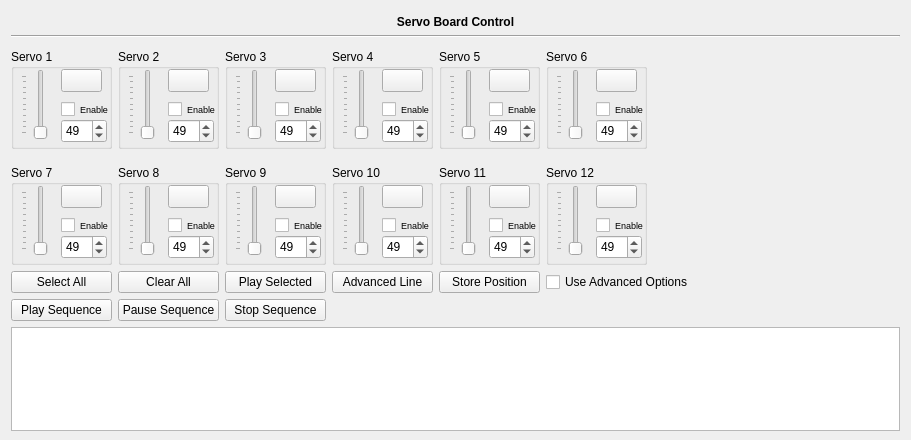
The window that src/servoboard/servoboard_main.ui (jgen/ServoControl) describes before a commit, drawn with Qt 5.
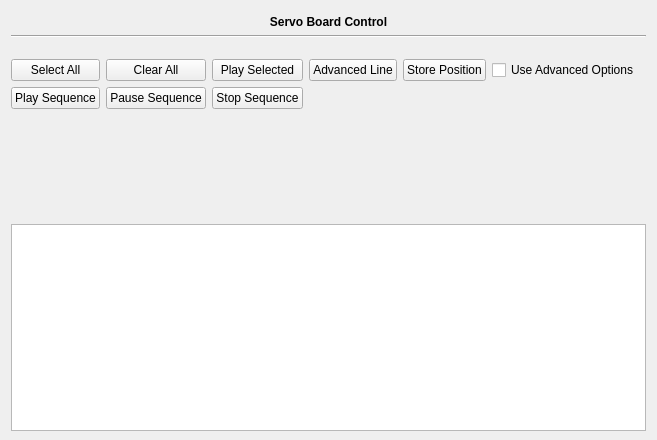
The same window after the commit. Icons and pictures are not drawn.

Commit message: Added ServoBundles to servoboard_main

```diff
--- a/src/servoboard/servoboard_main.ui
+++ b/src/servoboard/servoboard_main.ui
@@ -6,7 +6,7 @@
    <rect>
     <x>0</x>
     <y>0</y>
-    <width>893</width>
+    <width>598</width>
     <height>440</height>
    </rect>
   </property>
@@ -28,1278 +28,30 @@
    </property>
    <item row="0" column="0">
     <layout class="QGridLayout" name="gridMainLayout">
-     <item row="1" column="0">
-      <widget class="QGroupBox" name="grpServo1">
-       <property name="minimumSize">
-        <size>
-         <width>101</width>
-         <height>100</height>
-        </size>
-       </property>
-       <property name="maximumSize">
-        <size>
-         <width>101</width>
-         <height>100</height>
-        </size>
-       </property>
-       <property name="title">
-        <string>Servo 1</string>
-       </property>
-       <widget class="QSpinBox" name="spinServo1">
-        <property name="geometry">
-         <rect>
-          <x>50</x>
-          <y>70</y>
-          <width>46</width>
-          <height>24</height>
-         </rect>
-        </property>
-        <property name="minimum">
-         <number>1</number>
-        </property>
-        <property name="maximum">
-         <number>97</number>
-        </property>
-        <property name="value">
-         <number>49</number>
-        </property>
-       </widget>
-       <widget class="QPushButton" name="btnServo1">
-        <property name="geometry">
-         <rect>
-          <x>50</x>
-          <y>20</y>
-          <width>41</width>
-          <height>23</height>
-         </rect>
-        </property>
-        <property name="toolTip">
-         <string>Click this button to output the value for this servo immediately.</string>
-        </property>
-        <property name="text">
-         <string/>
-        </property>
-        <property name="icon">
-         <iconset resource="../SerialPortIcons.qrc">
-          <normaloff>:/res/images/play_large_green.png</normaloff>:/res/images/play_large_green.png</iconset>
-        </property>
-       </widget>
-       <widget class="QCheckBox" name="chkServo1">
-        <property name="geometry">
-         <rect>
-          <x>50</x>
-          <y>50</y>
-          <width>51</width>
-          <height>20</height>
-         </rect>
-        </property>
-        <property name="minimumSize">
-         <size>
-          <width>51</width>
-          <height>20</height>
-         </size>
-        </property>
-        <property name="maximumSize">
-         <size>
-          <width>51</width>
-          <height>20</height>
-         </size>
-        </property>
-        <property name="font">
-         <font>
-          <pointsize>7</pointsize>
-         </font>
-        </property>
-        <property name="text">
-         <string>Enable</string>
-        </property>
-       </widget>
-       <widget class="QSlider" name="sliderServo1">
-        <property name="geometry">
-         <rect>
-          <x>10</x>
-          <y>20</y>
-          <width>31</width>
-          <height>71</height>
-         </rect>
-        </property>
-        <property name="orientation">
-         <enum>Qt::Vertical</enum>
-        </property>
-        <property name="tickPosition">
-         <enum>QSlider::TicksAbove</enum>
-        </property>
-       </widget>
-      </widget>
-     </item>
-     <item row="1" column="1">
-      <widget class="QGroupBox" name="grpServo2">
-       <property name="minimumSize">
-        <size>
-         <width>101</width>
-         <height>100</height>
-        </size>
-       </property>
-       <property name="maximumSize">
-        <size>
-         <width>101</width>
-         <height>100</height>
-        </size>
-       </property>
-       <property name="title">
-        <string>Servo 2</string>
-       </property>
-       <widget class="QSpinBox" name="spinServo2">
-        <property name="geometry">
-         <rect>
-          <x>50</x>
-          <y>70</y>
-          <width>46</width>
-          <height>24</height>
-         </rect>
-        </property>
-        <property name="minimum">
-         <number>1</number>
-        </property>
-        <property name="maximum">
-         <number>97</number>
-        </property>
-        <property name="value">
-         <number>49</number>
-        </property>
-       </widget>
-       <widget class="QPushButton" name="btnServo2">
-        <property name="geometry">
-         <rect>
-          <x>50</x>
-          <y>20</y>
-          <width>41</width>
-          <height>23</height>
-         </rect>
-        </property>
-        <property name="toolTip">
-         <string>Click this button to output the value for this servo immediately.</string>
-        </property>
-        <property name="text">
-         <string/>
-        </property>
-        <property name="icon">
-         <iconset resource="../SerialPortIcons.qrc">
-          <normaloff>:/res/images/play_large_green.png</normaloff>:/res/images/play_large_green.png</iconset>
-        </property>
-       </widget>
-       <widget class="QCheckBox" name="chkServo2">
-        <property name="geometry">
-         <rect>
-          <x>50</x>
-          <y>50</y>
-          <width>51</width>
-          <height>20</height>
-         </rect>
-        </property>
-        <property name="minimumSize">
-         <size>
-          <width>51</width>
-          <height>20</height>
-         </size>
-        </property>
-        <property name="maximumSize">
-         <size>
-          <width>51</width>
-          <height>20</height>
-         </size>
-        </property>
-        <property name="font">
-         <font>
-          <pointsize>7</pointsize>
-         </font>
-        </property>
-        <property name="text">
-         <string>Enable</string>
-        </property>
-       </widget>
-       <widget class="QSlider" name="sliderServo2">
-        <property name="geometry">
-         <rect>
-          <x>10</x>
-          <y>20</y>
-          <width>31</width>
-          <height>71</height>
-         </rect>
-        </property>
-        <property name="orientation">
-         <enum>Qt::Vertical</enum>
-        </property>
-        <property name="tickPosition">
-         <enum>QSlider::TicksAbove</enum>
-        </property>
-       </widget>
-      </widget>
-     </item>
      <item row="1" column="6">
       <spacer name="horizontalSpacer_2">
        <property name="orientation">
         <enum>Qt::Horizontal</enum>
        </property>
        <property name="sizeType">
-        <enum>QSizePolicy::Minimum</enum>
+        <enum>QSizePolicy::Expanding</enum>
        </property>
        <property name="sizeHint" stdset="0">
         <size>
-         <width>200</width>
+         <width>10</width>
          <height>0</height>
         </size>
        </property>
       </spacer>
      </item>
      <item row="3" column="0">
-      <widget class="QGroupBox" name="grpServo7">
-       <property name="minimumSize">
-        <size>
-         <width>101</width>
-         <height>100</height>
-        </size>
-       </property>
-       <property name="maximumSize">
-        <size>
-         <width>101</width>
-         <height>100</height>
-        </size>
-       </property>
-       <property name="title">
-        <string>Servo 7</string>
-       </property>
-       <widget class="QSpinBox" name="spinServo7">
-        <property name="geometry">
-         <rect>
-          <x>50</x>
-          <y>70</y>
-          <width>46</width>
-          <height>24</height>
-         </rect>
-        </property>
-        <property name="minimum">
-         <number>1</number>
-        </property>
-        <property name="maximum">
-         <number>97</number>
-        </property>
-        <property name="value">
-         <number>49</number>
-        </property>
-       </widget>
-       <widget class="QPushButton" name="btnServo7">
-        <property name="geometry">
-         <rect>
-          <x>50</x>
-          <y>20</y>
-          <width>41</width>
-          <height>23</height>
-         </rect>
-        </property>
-        <property name="toolTip">
-         <string>Click this button to output the value for this servo immediately.</string>
-        </property>
-        <property name="text">
-         <string/>
-        </property>
-        <property name="icon">
-         <iconset resource="../SerialPortIcons.qrc">
-          <normaloff>:/res/images/play_large_green.png</normaloff>:/res/images/play_large_green.png</iconset>
-        </property>
-       </widget>
-       <widget class="QCheckBox" name="chkServo7">
-        <property name="geometry">
-         <rect>
-          <x>50</x>
-          <y>50</y>
-          <width>51</width>
-          <height>20</height>
-         </rect>
-        </property>
-        <property name="minimumSize">
-         <size>
-          <width>51</width>
-          <height>20</height>
-         </size>
-        </property>
-        <property name="maximumSize">
-         <size>
-          <width>51</width>
-          <height>20</height>
-         </size>
-        </property>
-        <property name="font">
-         <font>
-          <pointsize>7</pointsize>
-         </font>
-        </property>
-        <property name="text">
-         <string>Enable</string>
-        </property>
-       </widget>
-       <widget class="QSlider" name="sliderServo7">
-        <property name="geometry">
-         <rect>
-          <x>10</x>
-          <y>20</y>
-          <width>31</width>
-          <height>71</height>
-         </rect>
-        </property>
-        <property name="orientation">
-         <enum>Qt::Vertical</enum>
-        </property>
-        <property name="tickPosition">
-         <enum>QSlider::TicksAbove</enum>
-        </property>
-       </widget>
-      </widget>
-     </item>
-     <item row="1" column="2">
-      <widget class="QGroupBox" name="grpServo3">
-       <property name="minimumSize">
-        <size>
-         <width>101</width>
-         <height>100</height>
-        </size>
-       </property>
-       <property name="maximumSize">
-        <size>
-         <width>101</width>
-         <height>100</height>
-        </size>
-       </property>
-       <property name="title">
-        <string>Servo 3</string>
-       </property>
-       <widget class="QSpinBox" name="spinServo3">
-        <property name="geometry">
-         <rect>
-          <x>50</x>
-          <y>70</y>
-          <width>46</width>
-          <height>24</height>
-         </rect>
-        </property>
-        <property name="minimum">
-         <number>1</number>
-        </property>
-        <property name="maximum">
-         <number>97</number>
-        </property>
-        <property name="value">
-         <number>49</number>
-        </property>
-       </widget>
-       <widget class="QPushButton" name="btnServo3">
-        <property name="geometry">
-         <rect>
-          <x>50</x>
-          <y>20</y>
-          <width>41</width>
-          <height>23</height>
-         </rect>
-        </property>
-        <property name="toolTip">
-         <string>Click this button to output the value for this servo immediately.</string>
-        </property>
-        <property name="text">
-         <string/>
-        </property>
-        <property name="icon">
-         <iconset resource="../SerialPortIcons.qrc">
-          <normaloff>:/res/images/play_large_green.png</normaloff>:/res/images/play_large_green.png</iconset>
-        </property>
-       </widget>
-       <widget class="QCheckBox" name="chkServo3">
-        <property name="geometry">
-         <rect>
-          <x>50</x>
-          <y>50</y>
-          <width>51</width>
-          <height>20</height>
-         </rect>
-        </property>
-        <property name="minimumSize">
-         <size>
-          <width>51</width>
-          <height>20</height>
-         </size>
-        </property>
-        <property name="maximumSize">
-         <size>
-          <width>51</width>
-          <height>20</height>
-         </size>
-        </property>
-        <property name="font">
-         <font>
-          <pointsize>7</pointsize>
-         </font>
-        </property>
-        <property name="text">
-         <string>Enable</string>
-        </property>
-       </widget>
-       <widget class="QSlider" name="sliderServo3">
-        <property name="geometry">
-         <rect>
-          <x>10</x>
-          <y>20</y>
-          <width>31</width>
-          <height>71</height>
-         </rect>
-        </property>
-        <property name="orientation">
-         <enum>Qt::Vertical</enum>
-        </property>
-        <property name="tickPosition">
-         <enum>QSlider::TicksAbove</enum>
-        </property>
-       </widget>
-      </widget>
-     </item>
-     <item row="1" column="3">
-      <widget class="QGroupBox" name="grpServo4">
-       <property name="minimumSize">
-        <size>
-         <width>101</width>
-         <height>100</height>
-        </size>
-       </property>
-       <property name="maximumSize">
-        <size>
-         <width>101</width>
-         <height>100</height>
-        </size>
-       </property>
-       <property name="title">
-        <string>Servo 4</string>
-       </property>
-       <widget class="QSpinBox" name="spinServo4">
-        <property name="geometry">
-         <rect>
-          <x>50</x>
-          <y>70</y>
-          <width>46</width>
-          <height>24</height>
-         </rect>
-        </property>
-        <property name="minimum">
-         <number>1</number>
-        </property>
-        <property name="maximum">
-         <number>97</number>
-        </property>
-        <property name="value">
-         <number>49</number>
-        </property>
-       </widget>
-       <widget class="QPushButton" name="btnServo4">
-        <property name="geometry">
-         <rect>
-          <x>50</x>
-          <y>20</y>
-          <width>41</width>
-          <height>23</height>
-         </rect>
-        </property>
-        <property name="toolTip">
-         <string>Click this button to output the value for this servo immediately.</string>
-        </property>
-        <property name="text">
-         <string/>
-        </property>
-        <property name="icon">
-         <iconset resource="../SerialPortIcons.qrc">
-          <normaloff>:/res/images/play_large_green.png</normaloff>:/res/images/play_large_green.png</iconset>
-        </property>
-       </widget>
-       <widget class="QCheckBox" name="chkServo4">
-        <property name="geometry">
-         <rect>
-          <x>50</x>
-          <y>50</y>
-          <width>51</width>
-          <height>20</height>
-         </rect>
-        </property>
-        <property name="minimumSize">
-         <size>
-          <width>51</width>
-          <height>20</height>
-         </size>
-        </property>
-        <property name="maximumSize">
-         <size>
-          <width>51</width>
-          <height>20</height>
-         </size>
-        </property>
-        <property name="font">
-         <font>
-          <pointsize>7</pointsize>
-         </font>
-        </property>
-        <property name="text">
-         <string>Enable</string>
-        </property>
-       </widget>
-       <widget class="QSlider" name="sliderServo4">
-        <property name="geometry">
-         <rect>
-          <x>10</x>
-          <y>20</y>
-          <width>31</width>
-          <height>71</height>
-         </rect>
-        </property>
-        <property name="orientation">
-         <enum>Qt::Vertical</enum>
-        </property>
-        <property name="tickPosition">
-         <enum>QSlider::TicksAbove</enum>
-        </property>
-       </widget>
-      </widget>
-     </item>
-     <item row="1" column="4">
-      <widget class="QGroupBox" name="grpServo5">
-       <property name="minimumSize">
-        <size>
-         <width>101</width>
-         <height>100</height>
-        </size>
-       </property>
-       <property name="maximumSize">
-        <size>
-         <width>101</width>
-         <height>100</height>
-        </size>
-       </property>
-       <property name="title">
-        <string>Servo 5</string>
-       </property>
-       <widget class="QSpinBox" name="spinServo5">
-        <property name="geometry">
-         <rect>
-          <x>50</x>
-          <y>70</y>
-          <width>46</width>
-          <height>24</height>
-         </rect>
-        </property>
-        <property name="minimum">
-         <number>1</number>
-        </property>
-        <property name="maximum">
-         <number>97</number>
-        </property>
-        <property name="value">
-         <number>49</number>
-        </property>
-       </widget>
-       <widget class="QPushButton" name="btnServo5">
-        <property name="geometry">
-         <rect>
-          <x>50</x>
-          <y>20</y>
-          <width>41</width>
-          <height>23</height>
-         </rect>
-        </property>
-        <property name="toolTip">
-         <string>Click this button to output the value for this servo immediately.</string>
-        </property>
-        <property name="text">
-         <string/>
-        </property>
-        <property name="icon">
-         <iconset resource="../SerialPortIcons.qrc">
-          <normaloff>:/res/images/play_large_green.png</normaloff>:/res/images/play_large_green.png</iconset>
-        </property>
-       </widget>
-       <widget class="QCheckBox" name="chkServo5">
-        <property name="geometry">
-         <rect>
-          <x>50</x>
-          <y>50</y>
-          <width>51</width>
-          <height>20</height>
-         </rect>
-        </property>
-        <property name="minimumSize">
-         <size>
-          <width>51</width>
-          <height>20</height>
-         </size>
-        </property>
-        <property name="maximumSize">
-         <size>
-          <width>51</width>
-          <height>20</height>
-         </size>
-        </property>
-        <property name="font">
-         <font>
-          <pointsize>7</pointsize>
-         </font>
-        </property>
-        <property name="text">
-         <string>Enable</string>
-        </property>
-       </widget>
-       <widget class="QSlider" name="sliderServo5">
-        <property name="geometry">
-         <rect>
-          <x>10</x>
-          <y>20</y>
-          <width>31</width>
-          <height>71</height>
-         </rect>
-        </property>
-        <property name="orientation">
-         <enum>Qt::Vertical</enum>
-        </property>
-        <property name="tickPosition">
-         <enum>QSlider::TicksAbove</enum>
-        </property>
-       </widget>
-      </widget>
-     </item>
-     <item row="1" column="5">
-      <widget class="QGroupBox" name="grpServo6">
-       <property name="minimumSize">
-        <size>
-         <width>101</width>
-         <height>100</height>
-        </size>
-       </property>
-       <property name="maximumSize">
-        <size>
-         <width>101</width>
-         <height>100</height>
-        </size>
-       </property>
-       <property name="title">
-        <string>Servo 6</string>
-       </property>
-       <widget class="QSpinBox" name="spinServo6">
-        <property name="geometry">
-         <rect>
-          <x>50</x>
-          <y>70</y>
-          <width>46</width>
-          <height>24</height>
-         </rect>
-        </property>
-        <property name="minimum">
-         <number>1</number>
-        </property>
-        <property name="maximum">
-         <number>97</number>
-        </property>
-        <property name="value">
-         <number>49</number>
-        </property>
-       </widget>
-       <widget class="QPushButton" name="btnServo6">
-        <property name="geometry">
-         <rect>
-          <x>50</x>
-          <y>20</y>
-          <width>41</width>
-          <height>23</height>
-         </rect>
-        </property>
-        <property name="toolTip">
-         <string>Click this button to output the value for this servo immediately.</string>
-        </property>
-        <property name="text">
-         <string/>
-        </property>
-        <property name="icon">
-         <iconset resource="../SerialPortIcons.qrc">
-          <normaloff>:/res/images/play_large_green.png</normaloff>:/res/images/play_large_green.png</iconset>
-        </property>
-       </widget>
-       <widget class="QCheckBox" name="chkServo6">
-        <property name="geometry">
-         <rect>
-          <x>50</x>
-          <y>50</y>
-          <width>51</width>
-          <height>20</height>
-         </rect>
-        </property>
-        <property name="minimumSize">
-         <size>
-          <width>51</width>
-          <height>20</height>
-         </size>
-        </property>
-        <property name="maximumSize">
-         <size>
-          <width>51</width>
-          <height>20</height>
-         </size>
-        </property>
-        <property name="font">
-         <font>
-          <pointsize>7</pointsize>
-         </font>
-        </property>
-        <property name="text">
-         <string>Enable</string>
-        </property>
-       </widget>
-       <widget class="QSlider" name="sliderServo6">
-        <property name="geometry">
-         <rect>
-          <x>10</x>
-          <y>20</y>
-          <width>31</width>
-          <height>71</height>
-         </rect>
-        </property>
-        <property name="orientation">
-         <enum>Qt::Vertical</enum>
-        </property>
-        <property name="tickPosition">
-         <enum>QSlider::TicksAbove</enum>
-        </property>
-       </widget>
-      </widget>
-     </item>
-     <item row="3" column="1">
-      <widget class="QGroupBox" name="grpServo8">
-       <property name="minimumSize">
-        <size>
-         <width>101</width>
-         <height>100</height>
-        </size>
-       </property>
-       <property name="maximumSize">
-        <size>
-         <width>101</width>
-         <height>100</height>
-        </size>
-       </property>
-       <property name="title">
-        <string>Servo 8</string>
-       </property>
-       <widget class="QSpinBox" name="spinServo8">
-        <property name="geometry">
-         <rect>
-          <x>50</x>
-          <y>70</y>
-          <width>46</width>
-          <height>24</height>
-         </rect>
-        </property>
-        <property name="minimum">
-         <number>1</number>
-        </property>
-        <property name="maximum">
-         <number>97</number>
-        </property>
-        <property name="value">
-         <number>49</number>
-        </property>
-       </widget>
-       <widget class="QPushButton" name="btnServo8">
-        <property name="geometry">
-         <rect>
-          <x>50</x>
-          <y>20</y>
-          <width>41</width>
-          <height>23</height>
-         </rect>
-        </property>
-        <property name="toolTip">
-         <string>Click this button to output the value for this servo immediately.</string>
-        </property>
-        <property name="text">
-         <string/>
-        </property>
-        <property name="icon">
-         <iconset resource="../SerialPortIcons.qrc">
-          <normaloff>:/res/images/play_large_green.png</normaloff>:/res/images/play_large_green.png</iconset>
-        </property>
-       </widget>
-       <widget class="QCheckBox" name="chkServo8">
-        <property name="geometry">
-         <rect>
-          <x>50</x>
-          <y>50</y>
-          <width>51</width>
-          <height>20</height>
-         </rect>
-        </property>
-        <property name="minimumSize">
-         <size>
-          <width>51</width>
-          <height>20</height>
-         </size>
-        </property>
-        <property name="maximumSize">
-         <size>
-          <width>51</width>
-          <height>20</height>
-         </size>
-        </property>
-        <property name="font">
-         <font>
-          <pointsize>7</pointsize>
-         </font>
-        </property>
-        <property name="text">
-         <string>Enable</string>
-        </property>
-       </widget>
-       <widget class="QSlider" name="sliderServo8">
-        <property name="geometry">
-         <rect>
-          <x>10</x>
-          <y>20</y>
-          <width>31</width>
-          <height>71</height>
-         </rect>
-        </property>
-        <property name="orientation">
-         <enum>Qt::Vertical</enum>
-        </property>
-        <property name="tickPosition">
-         <enum>QSlider::TicksAbove</enum>
-        </property>
-       </widget>
-      </widget>
-     </item>
-     <item row="3" column="2">
-      <widget class="QGroupBox" name="grpServo9">
-       <property name="minimumSize">
-        <size>
-         <width>101</width>
-         <height>100</height>
-        </size>
-       </property>
-       <property name="maximumSize">
-        <size>
-         <width>101</width>
-         <height>100</height>
-        </size>
-       </property>
-       <property name="title">
-        <string>Servo 9</string>
-       </property>
-       <widget class="QSpinBox" name="spinServo9">
-        <property name="geometry">
-         <rect>
-          <x>50</x>
-          <y>70</y>
-          <width>46</width>
-          <height>24</height>
-         </rect>
-        </property>
-        <property name="minimum">
-         <number>1</number>
-        </property>
-        <property name="maximum">
-         <number>97</number>
-        </property>
-        <property name="value">
-         <number>49</number>
-        </property>
-       </widget>
-       <widget class="QPushButton" name="btnServo9">
-        <property name="geometry">
-         <rect>
-          <x>50</x>
-          <y>20</y>
-          <width>41</width>
-          <height>23</height>
-         </rect>
-        </property>
-        <property name="toolTip">
-         <string>Click this button to output the value for this servo immediately.</string>
-        </property>
-        <property name="text">
-         <string/>
-        </property>
-        <property name="icon">
-         <iconset resource="../SerialPortIcons.qrc">
-          <normaloff>:/res/images/play_large_green.png</normaloff>:/res/images/play_large_green.png</iconset>
-        </property>
-       </widget>
-       <widget class="QCheckBox" name="chkServo9">
-        <property name="geometry">
-         <rect>
-          <x>50</x>
-          <y>50</y>
-          <width>51</width>
-          <height>20</height>
-         </rect>
-        </property>
-        <property name="minimumSize">
-         <size>
-          <width>51</width>
-          <height>20</height>
-         </size>
-        </property>
-        <property name="maximumSize">
-         <size>
-          <width>51</width>
-          <height>20</height>
-         </size>
-        </property>
-        <property name="font">
-         <font>
-          <pointsize>7</pointsize>
-         </font>
-        </property>
-        <property name="text">
-         <string>Enable</string>
-        </property>
-       </widget>
-       <widget class="QSlider" name="sliderServo9">
-        <property name="geometry">
-         <rect>
-          <x>10</x>
-          <y>20</y>
-          <width>31</width>
-          <height>71</height>
-         </rect>
-        </property>
-        <property name="orientation">
-         <enum>Qt::Vertical</enum>
-        </property>
-        <property name="tickPosition">
-         <enum>QSlider::TicksAbove</enum>
-        </property>
-       </widget>
-      </widget>
-     </item>
-     <item row="3" column="3">
-      <widget class="QGroupBox" name="grpServo10">
-       <property name="minimumSize">
-        <size>
-         <width>101</width>
-         <height>100</height>
-        </size>
-       </property>
-       <property name="maximumSize">
-        <size>
-         <width>101</width>
-         <height>100</height>
-        </size>
-       </property>
-       <property name="title">
-        <string>Servo 10</string>
-       </property>
-       <widget class="QSpinBox" name="spinServo10">
-        <property name="geometry">
-         <rect>
-          <x>50</x>
-          <y>70</y>
-          <width>46</width>
-          <height>24</height>
-         </rect>
-        </property>
-        <property name="minimum">
-         <number>1</number>
-        </property>
-        <property name="maximum">
-         <number>97</number>
-        </property>
-        <property name="value">
-         <number>49</number>
-        </property>
-       </widget>
-       <widget class="QPushButton" name="btnServo10">
-        <property name="geometry">
-         <rect>
-          <x>50</x>
-          <y>20</y>
-          <width>41</width>
-          <height>23</height>
-         </rect>
-        </property>
-        <property name="toolTip">
-         <string>Click this button to output the value for this servo immediately.</string>
-        </property>
-        <property name="text">
-         <string/>
-        </property>
-        <property name="icon">
-         <iconset resource="../SerialPortIcons.qrc">
-          <normaloff>:/res/images/play_large_green.png</normaloff>:/res/images/play_large_green.png</iconset>
-        </property>
-       </widget>
-       <widget class="QCheckBox" name="chkServo10">
-        <property name="geometry">
-         <rect>
-          <x>50</x>
-          <y>50</y>
-          <width>51</width>
-          <height>20</height>
-         </rect>
-        </property>
-        <property name="minimumSize">
-         <size>
-          <width>51</width>
-          <height>20</height>
-         </size>
-        </property>
-        <property name="maximumSize">
-         <size>
-          <width>51</width>
-          <height>20</height>
-         </size>
-        </property>
-        <property name="font">
-         <font>
-          <pointsize>7</pointsize>
-         </font>
-        </property>
-        <property name="text">
-         <string>Enable</string>
-        </property>
-       </widget>
-       <widget class="QSlider" name="sliderServo10">
-        <property name="geometry">
-         <rect>
-          <x>10</x>
-          <y>20</y>
-          <width>31</width>
-          <height>71</height>
-         </rect>
-        </property>
-        <property name="orientation">
-         <enum>Qt::Vertical</enum>
-        </property>
-        <property name="tickPosition">
-         <enum>QSlider::TicksAbove</enum>
-        </property>
-       </widget>
-      </widget>
-     </item>
-     <item row="3" column="4">
-      <widget class="QGroupBox" name="grpServo11">
-       <property name="minimumSize">
-        <size>
-         <width>101</width>
-         <height>100</height>
-        </size>
-       </property>
-       <property name="maximumSize">
-        <size>
-         <width>101</width>
-         <height>100</height>
-        </size>
-       </property>
-       <property name="title">
-        <string>Servo 11</string>
-       </property>
-       <widget class="QSpinBox" name="spinServo11">
-        <property name="geometry">
-         <rect>
-          <x>50</x>
-          <y>70</y>
-          <width>46</width>
-          <height>24</height>
-         </rect>
-        </property>
-        <property name="minimum">
-         <number>1</number>
-        </property>
-        <property name="maximum">
-         <number>97</number>
-        </property>
-        <property name="value">
-         <number>49</number>
-        </property>
-       </widget>
-       <widget class="QPushButton" name="btnServo11">
-        <property name="geometry">
-         <rect>
-          <x>50</x>
-          <y>20</y>
-          <width>41</width>
-          <height>23</height>
-         </rect>
-        </property>
-        <property name="toolTip">
-         <string>Click this button to output the value for this servo immediately.</string>
-        </property>
-        <property name="text">
-         <string/>
-        </property>
-        <property name="icon">
-         <iconset resource="../SerialPortIcons.qrc">
-          <normaloff>:/res/images/play_large_green.png</normaloff>:/res/images/play_large_green.png</iconset>
-        </property>
-       </widget>
-       <widget class="QCheckBox" name="chkServo11">
-        <property name="geometry">
-         <rect>
-          <x>50</x>
-          <y>50</y>
-          <width>51</width>
-          <height>20</height>
-         </rect>
-        </property>
-        <property name="minimumSize">
-         <size>
-          <width>51</width>
-          <height>20</height>
-         </size>
-        </property>
-        <property name="maximumSize">
-         <size>
-          <width>51</width>
-          <height>20</height>
-         </size>
-        </property>
-        <property name="font">
-         <font>
-          <pointsize>7</pointsize>
-         </font>
-        </property>
-        <property name="text">
-         <string>Enable</string>
-        </property>
-       </widget>
-       <widget class="QSlider" name="sliderServo11">
-        <property name="geometry">
-         <rect>
-          <x>10</x>
-          <y>20</y>
-          <width>31</width>
-          <height>71</height>
-         </rect>
-        </property>
-        <property name="orientation">
-         <enum>Qt::Vertical</enum>
-        </property>
-        <property name="tickPosition">
-         <enum>QSlider::TicksAbove</enum>
-        </property>
-       </widget>
-      </widget>
-     </item>
-     <item row="3" column="5">
-      <widget class="QGroupBox" name="grpServo12">
-       <property name="minimumSize">
-        <size>
-         <width>101</width>
-         <height>100</height>
-        </size>
-       </property>
-       <property name="maximumSize">
-        <size>
-         <width>101</width>
-         <height>100</height>
-        </size>
-       </property>
-       <property name="title">
-        <string>Servo 12</string>
-       </property>
-       <widget class="QSpinBox" name="spinServo12">
-        <property name="geometry">
-         <rect>
-          <x>50</x>
-          <y>70</y>
-          <width>46</width>
-          <height>24</height>
-         </rect>
-        </property>
-        <property name="minimum">
-         <number>1</number>
-        </property>
-        <property name="maximum">
-         <number>97</number>
-        </property>
-        <property name="value">
-         <number>49</number>
-        </property>
-       </widget>
-       <widget class="QPushButton" name="btnServo12">
-        <property name="geometry">
-         <rect>
-          <x>50</x>
-          <y>20</y>
-          <width>41</width>
-          <height>23</height>
-         </rect>
-        </property>
-        <property name="toolTip">
-         <string>Click this button to output the value for this servo immediately.</string>
-        </property>
-        <property name="text">
-         <string/>
-        </property>
-        <property name="icon">
-         <iconset resource="../SerialPortIcons.qrc">
-          <normaloff>:/res/images/play_large_green.png</normaloff>:/res/images/play_large_green.png</iconset>
-        </property>
-       </widget>
-       <widget class="QCheckBox" name="chkServo12">
-        <property name="geometry">
-         <rect>
-          <x>50</x>
-          <y>50</y>
-          <width>51</width>
-          <height>20</height>
-         </rect>
-        </property>
-        <property name="minimumSize">
-         <size>
-          <width>51</width>
-          <height>20</height>
-         </size>
-        </property>
-        <property name="maximumSize">
-         <size>
-          <width>51</width>
-          <height>20</height>
-         </size>
-        </property>
-        <property name="font">
-         <font>
-          <pointsize>7</pointsize>
-         </font>
-        </property>
-        <property name="text">
-         <string>Enable</string>
-        </property>
-       </widget>
-       <widget class="QSlider" name="sliderServo12">
-        <property name="geometry">
-         <rect>
-          <x>10</x>
-          <y>20</y>
-          <width>31</width>
-          <height>71</height>
-         </rect>
-        </property>
-        <property name="orientation">
-         <enum>Qt::Vertical</enum>
-        </property>
-        <property name="tickPosition">
-         <enum>QSlider::TicksAbove</enum>
-        </property>
-       </widget>
-      </widget>
-     </item>
-     <item row="4" column="0">
       <widget class="QPushButton" name="btnSelectAll">
        <property name="text">
         <string>Select All</string>
        </property>
       </widget>
      </item>
-     <item row="4" column="2">
+     <item row="3" column="2">
       <widget class="QPushButton" name="btnPlaySelected">
        <property name="text">
         <string>Play Selected</string>
@@ -1383,7 +135,7 @@
        </item>
       </layout>
      </item>
-     <item row="4" column="3">
+     <item row="3" column="3">
       <widget class="QPushButton" name="btnAdvancedLineOptions">
        <property name="text">
         <string>Advanced Line</string>
@@ -1406,7 +158,7 @@
        </property>
       </spacer>
      </item>
-     <item row="6" column="0">
+     <item row="5" column="0">
       <spacer name="verticalSpacer_3">
        <property name="orientation">
         <enum>Qt::Vertical</enum>
@@ -1419,7 +171,7 @@
        </property>
       </spacer>
      </item>
-     <item row="4" column="4">
+     <item row="3" column="4">
       <widget class="QPushButton" name="btnStore">
        <property name="toolTip">
         <string>Store position as next one in the sequence</string>
@@ -1429,35 +181,35 @@
        </property>
       </widget>
      </item>
-     <item row="4" column="5">
+     <item row="3" column="5">
       <widget class="QCheckBox" name="chkUseAdvanced">
        <property name="text">
         <string>Use Advanced Options</string>
        </property>
       </widget>
      </item>
-     <item row="4" column="1">
+     <item row="3" column="1">
       <widget class="QPushButton" name="btnClearAll">
        <property name="text">
         <string>Clear All</string>
        </property>
       </widget>
      </item>
-     <item row="5" column="0">
+     <item row="4" column="0">
       <widget class="QPushButton" name="btnPlaySequence">
        <property name="text">
         <string>Play Sequence</string>
        </property>
       </widget>
      </item>
-     <item row="5" column="1">
+     <item row="4" column="1">
       <widget class="QPushButton" name="btnPause">
        <property name="text">
         <string>Pause Sequence</string>
        </property>
       </widget>
      </item>
-     <item row="5" column="2">
+     <item row="4" column="2">
       <widget class="QPushButton" name="btnStopSequence">
        <property name="text">
         <string>Stop Sequence</string>
```
The commit also changes 5 other files.
